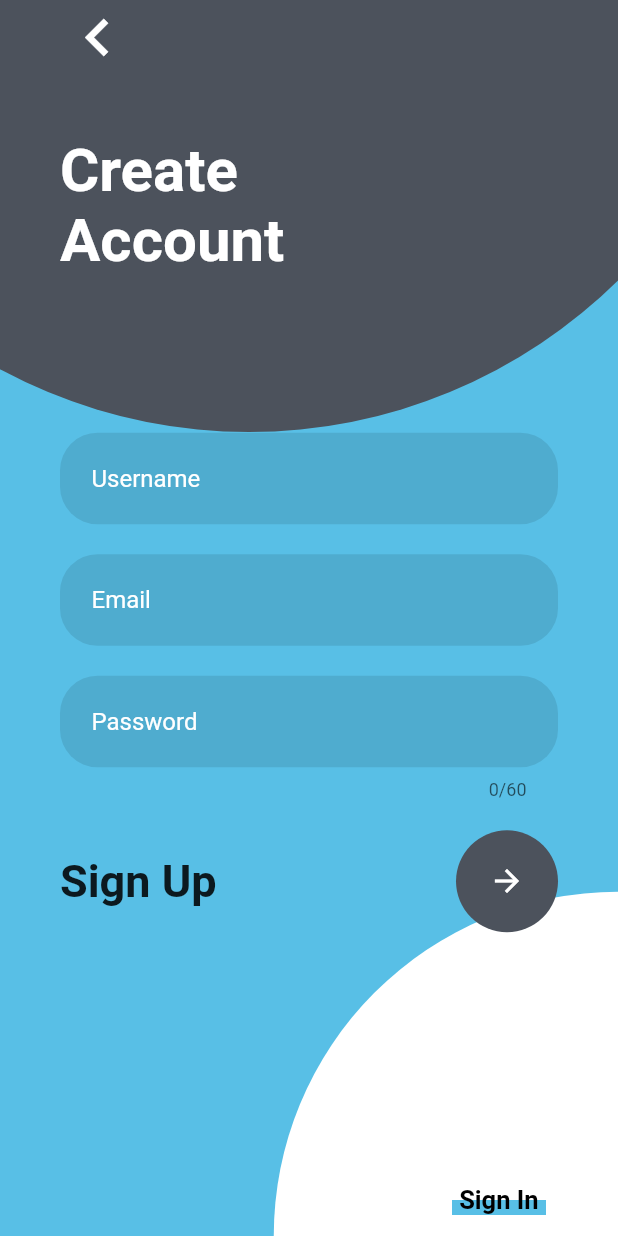
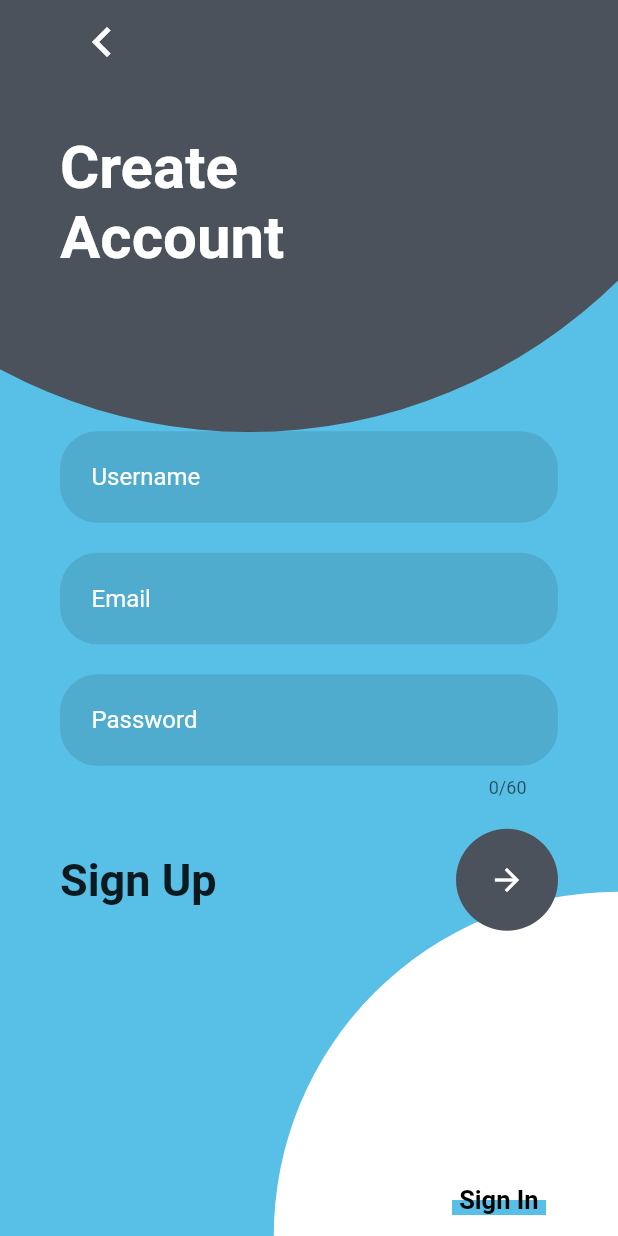
Before and after one commit to DenzelCode/flutter-auth, a Flutter app: the RegisterScreen screen opened by its route, on a phone screen of 412 x 824 dp. Run offline on Flutter 3.47's test engine with Material 2 defaults, Android fonts, the light colour scheme and no system bars; our stand-ins replace flutter_secure_storage; accounts and stored records are empty; network calls fail.

Commit message:
fix: design updated on login and register

```diff
--- a/lib/src/common/widgets/go_back.dart
+++ b/lib/src/common/widgets/go_back.dart
@@ -5,16 +5,12 @@ class GoBack extends StatelessWidget {
 
   @override
   Widget build(BuildContext context) {
-    return TextButton(
-      style: TextButton.styleFrom(
-        padding: EdgeInsets.zero,
-        minimumSize: Size(0, 0),
-      ),
+    return IconButton(
       onPressed: () => Navigator.pop(context),
-      child: Icon(
+      icon: Icon(
         Icons.chevron_left_sharp,
         color: Colors.white,
-        size: 50,
+        size: 40,
       ),
     );
   }
```
